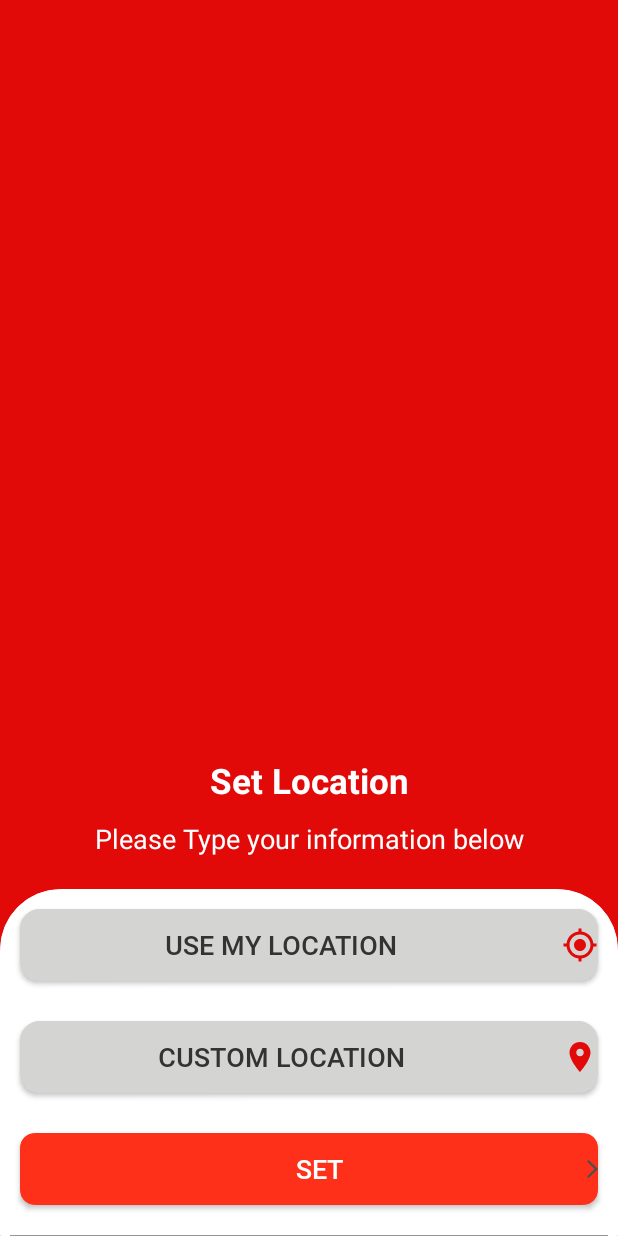
After one commit to Tamal-android/Eria, an Android app: the fragment LocationRequestFragment shown on its own in the app's theme, on a phone screen of 412 x 824 dp. The commit adds this screen. Run offline under Robolectric (Android 15) with nearby library versions, the phone set to English and light mode, and no system bars; our stand-ins replace data binding, sdp/ssp sizes; 3 statements that could not run were skipped.

Commit message:
20/01/2021 push

```diff
--- a/app/src/main/AndroidManifest.xml
+++ b/app/src/main/AndroidManifest.xml
@@ -4,12 +4,16 @@
 
     <uses-permission android:name="android.permission.INTERNET" />
 
+    <uses-permission android:name="android.permission.ACCESS_COARSE_LOCATION"/>
+    <uses-permission android:name="android.permission.ACCESS_FINE_LOCATION"/>
+    <uses-permission android:name="android.permission.ACCESS_NETWORK_STATE" />
     <application
         android:name=".app.EriaApplication"
         android:allowBackup="true"
         android:icon="@drawable/logo"
         android:label="@string/app_name"
         android:roundIcon="@drawable/logo"
+        android:requestLegacyExternalStorage="true"
         android:supportsRtl="true"
         android:theme="@style/Theme.AppCompat.Light.NoActionBar.FullScreen">
 
--- a/app/src/main/java/com/eria/data/model/response/LoginRegisterResponse.kt
+++ b/app/src/main/java/com/eria/data/model/response/LoginRegisterResponse.kt
@@ -9,10 +9,12 @@ class LoginRegisterResponse : BaseResponse() {
     @Expose
     var loginData: LoginRegisterData? = null
 
+    @JvmName("setLoginData1")
     fun setLoginData(loginData: LoginRegisterData?) {
         this.loginData = loginData
     }
 
+    @JvmName("getLoginData1")
     fun getLoginData(): LoginRegisterData? {
         return loginData
     }
--- a/app/src/main/java/com/eria/ui/base/BaseActivity.kt
+++ b/app/src/main/java/com/eria/ui/base/BaseActivity.kt
@@ -41,6 +41,7 @@ open class BaseActivity : AppCompatActivity() {
             "Would you mind to turn GPS on? Please turn the GPS on."
         )
     }
+
 
     protected open fun getLocationManager(): LocationManager? {
         return locationManager
@@ -158,7 +159,7 @@ open class BaseActivity : AppCompatActivity() {
         try {
             val inputMethodManager =
                 getSystemService(Activity.INPUT_METHOD_SERVICE) as InputMethodManager
-            inputMethodManager.hideSoftInputFromWindow(this.currentFocus!!.windowToken, 0)
+            inputMethodManager!!.hideSoftInputFromWindow(this.currentFocus!!.windowToken, 0)
         } catch (e: Exception) {
             e.printStackTrace()
         }
--- /dev/null
+++ b/app/src/main/java/com/eria/ui/fragment/LocationRequestFragment.kt
@@ -0,0 +1,224 @@
+package com.eria.ui.fragment
+
+import android.Manifest
+import android.content.Intent
+import android.content.pm.PackageManager
+import android.location.Location
+import android.net.Uri
+import android.os.Build
+import android.os.Bundle
+import android.provider.Settings
+import android.util.Log
+import android.view.LayoutInflater
+import android.view.View
+import android.view.ViewGroup
+import android.widget.Toast
+import androidx.core.app.ActivityCompat
+import androidx.databinding.DataBindingUtil
+import androidx.fragment.app.Fragment
+import com.dc.dlocation.listener.LocationListener
+import com.eria.R
+import com.eria.databinding.FragmentLocationRequestBinding
+import com.eria.ui.base.HomeBaseActivity
+import com.google.android.gms.location.FusedLocationProviderClient
+import com.google.android.gms.location.LocationServices
+
+class LocationRequestFragment : Fragment(), View.OnClickListener, LocationListener {
+
+    private lateinit var binding: FragmentLocationRequestBinding
+    private var baseActivity: HomeBaseActivity? = null
+    private var fusedLocationClient: FusedLocationProviderClient? = null
+
+    companion object {
+        fun newInstance(): LocationRequestFragment {
+            return LocationRequestFragment()
+        }
+
+        private val TAG = "LocationProvider"
+        private val REQUEST_PERMISSIONS_REQUEST_CODE = 34
+    }
+
+    override fun onCreate(savedInstanceState: Bundle?) {
+        super.onCreate(savedInstanceState)
+        baseActivity = requireActivity() as HomeBaseActivity
+    }
+
+    override fun onCreateView(
+        inflater: LayoutInflater,
+        container: ViewGroup?,
+        savedInstanceState: Bundle?
+    ): View? {
+        binding = DataBindingUtil.inflate(inflater, R.layout.fragment_location_request, container, false)
+        return binding.root
+    }
+
+    override fun onViewCreated(view: View, savedInstanceState: Bundle?) {
+        super.onViewCreated(view, savedInstanceState)
+        baseActivity?.showHeader(true)
+        baseActivity?.setToolbarTitle("Set Location")
+        binding.btnMyLocation.setOnClickListener(this)
+        binding.btnCustomLocation.setOnClickListener(this)
+        fusedLocationClient = LocationServices.getFusedLocationProviderClient(requireActivity())
+        if (!checkPermissions()) {
+            if (Build.VERSION.SDK_INT >= Build.VERSION_CODES.M) {
+                requestPermissions()
+            }
+        }
+    }
+
+    private fun getCurrentLocation() {
+        baseActivity!!.initLocation(this)
+        baseActivity!!.getLocation()
+        //showToast(homeBaseActivity.getLocation().toString())
+    }
+    private fun checkPermissions(): Boolean {
+        val permissionState = ActivityCompat.checkSelfPermission(
+            requireContext(),
+            Manifest.permission.ACCESS_COARSE_LOCATION
+        )
+        return permissionState == PackageManager.PERMISSION_GRANTED
+    }
+    override fun onRequestPermissionsResult(
+        requestCode: Int,
+        permissions: Array<out String>,
+        grantResults: IntArray
+    ) {
+        super.onRequestPermissionsResult(requestCode, permissions, grantResults)
+
+        if (requestCode == REQUEST_PERMISSIONS_REQUEST_CODE) {
+            when {
+                grantResults.isEmpty() -> {
+                    // If user interaction was interrupted, the permission request is cancelled and you
+                    // receive empty arrays.
+                    Log.i(TAG, "User interaction was cancelled.")
+                }
+                grantResults[0] == PackageManager.PERMISSION_GRANTED -> {
+                    // Permission granted.
+                    getLastLocation()
+                }
+                else -> {
+                    showSnackbar("Permission was denied", "Settings",
+                        View.OnClickListener {
+                            // Build intent that displays the App settings screen.
+                            val intent = Intent()
+                            intent.action = Settings.ACTION_APPLICATION_DETAILS_SETTINGS
+                            val uri = Uri.fromParts(
+                                "package",
+                                Build.DISPLAY, null
+                            )
+                            intent.data = uri
+                            intent.flags = Intent.FLAG_ACTIVITY_NEW_TASK
+                            startActivity(intent)
+                        }
+                    )
+                }
+            }
+        }
+    }
+    private fun requestPermissions() {
+        val shouldProvideRationale = ActivityCompat.shouldShowRequestPermissionRationale(
+            requireActivity(),
+            Manifest.permission.ACCESS_COARSE_LOCATION
+        )
+        if (shouldProvideRationale) {
+            Log.i(TAG, "Displaying permission rationale to provide additional context.")
+            showSnackbar("Location permission is needed for core functionality", "Okay",
+                View.OnClickListener {
+                    startLocationPermissionRequest()
+                })
+        }
+        else {
+            Log.i(TAG, "Requesting permission")
+            startLocationPermissionRequest()
+        }
+    }
+
+    private fun getLastLocation() {
+        if (ActivityCompat.checkSelfPermission(
+                requireContext(),
+                Manifest.permission.ACCESS_FINE_LOCATION
+            ) != PackageManager.PERMISSION_GRANTED && ActivityCompat.checkSelfPermission(
+                requireContext(),
+                Manifest.permission.ACCESS_COARSE_LOCATION
+            ) != PackageManager.PERMISSION_GRANTED
+        ) {
+            // TODO: Consider calling
+            //    ActivityCompat#requestPermissions
+            // here to request the missing permissions, and then overriding
+            //   public void onRequestPermissionsResult(int requestCode, String[] permissions,
+            //                                          int[] grantResults)
+            // to handle the case where the user grants the permission. See the documentation
+            // for ActivityCompat#requestPermissions for more details.
+            return
+        }
+        fusedLocationClient?.lastLocation!!.addOnCompleteListener(requireActivity()) { task ->
+            if (task.isSuccessful && task.result != null) {
+
+                showMessage(task.result!!.latitude.toString()+"  "+task.result!!.longitude.toString())
+                //lastLocation = task.result
+              //  latitudeText!!.text = latitudeLabel + ": " + (lastLocation)!!.latitude
+              //  longitudeText!!.text = longitudeLabel + ": " + (lastLocation)!!.longitude
+            }
+            else {
+                Log.w(TAG, "getLastLocation:exception", task.exception)
+                showMessage("No location detected. Make sure location is enabled on the device.",)
+            }
+        }
+    }
+
+    private fun showMessage(string: String) {
+        Toast.makeText(requireContext(), string, Toast.LENGTH_LONG).show()
+    }
+    private fun showSnackbar(
+        mainTextStringId: String, actionStringId: String,
+        listener: View.OnClickListener
+    ) {
+        Toast.makeText(requireContext(), mainTextStringId, Toast.LENGTH_LONG).show()
+    }
+    private fun startLocationPermissionRequest() {
+        ActivityCompat.requestPermissions(
+            requireActivity(),
+            arrayOf(Manifest.permission.ACCESS_COARSE_LOCATION),
+            REQUEST_PERMISSIONS_REQUEST_CODE
+        )
+    }
+    override fun onClick(v: View?) {
+        when (v?.id) {
+
+            R.id.btn_MyLocation-> {
+
+            }
+            R.id.btn_CustomLocation-> {
+
+            }
+        }
+    }
+
+    override fun onProcessTypeChanged(processType: Int) {
+        TODO("Not yet implemented")
+    }
+
+    override fun onLocationChanged(location: Location?) {
+        TODO("Not yet implemented")
+    }
+
+    override fun onLocationFailed(type: Int) {
+        TODO("Not yet implemented")
+    }
+
+    override fun onPermissionGranted(alreadyHadPermission: Boolean) {
+        TODO("Not yet implemented")
+    }
+
+    override fun onStatusChanged(provider: String?, status: Int, extras: Bundle?) {
+        TODO("Not yet implemented")
+    }
+
+    override fun onProviderEnabled(provider: String?) {
+        TODO("Not yet implemented")
+    }
+
+    override fun onProviderDisabled(provider: String?) {
+        TODO("Not yet implemented")
+    }
+}
--- /dev/null
+++ b/app/src/main/res/drawable/ic_location.xml
@@ -0,0 +1,5 @@
+<vector android:height="24dp" android:tint="#E10A09"
+    android:viewportHeight="24" android:viewportWidth="24"
+    android:width="24dp" xmlns:android="http://schemas.android.com/apk/res/android">
+    <path android:fillColor="@android:color/white" android:pathData="M12,2C8.13,2 5,5.13 5,9c0,5.25 7,13 7,13s7,-7.75 7,-13c0,-3.87 -3.13,-7 -7,-7zM12,11.5c-1.38,0 -2.5,-1.12 -2.5,-2.5s1.12,-2.5 2.5,-2.5 2.5,1.12 2.5,2.5 -1.12,2.5 -2.5,2.5z"/>
+</vector>
--- /dev/null
+++ b/app/src/main/res/drawable/ic_my_location.xml
@@ -0,0 +1,5 @@
+<vector android:height="24dp" android:tint="#E10A09"
+    android:viewportHeight="24" android:viewportWidth="24"
+    android:width="24dp" xmlns:android="http://schemas.android.com/apk/res/android">
+    <path android:fillColor="@android:color/white" android:pathData="M12,8c-2.21,0 -4,1.79 -4,4s1.79,4 4,4 4,-1.79 4,-4 -1.79,-4 -4,-4zM20.94,11c-0.46,-4.17 -3.77,-7.48 -7.94,-7.94L13,1h-2v2.06C6.83,3.52 3.52,6.83 3.06,11L1,11v2h2.06c0.46,4.17 3.77,7.48 7.94,7.94L11,23h2v-2.06c4.17,-0.46 7.48,-3.77 7.94,-7.94L23,13v-2h-2.06zM12,19c-3.87,0 -7,-3.13 -7,-7s3.13,-7 7,-7 7,3.13 7,7 -3.13,7 -7,7z"/>
+</vector>
--- /dev/null
+++ b/app/src/main/res/layout/fragment_location_request.xml
@@ -0,0 +1,114 @@
+<?xml version="1.0" encoding="utf-8"?>
+<layout xmlns:android="http://schemas.android.com/apk/res/android"
+    xmlns:app="http://schemas.android.com/apk/res-auto"
+    xmlns:tools="http://schemas.android.com/tools">
+
+    <androidx.constraintlayout.widget.ConstraintLayout
+        android:layout_width="match_parent"
+        android:layout_height="match_parent"
+        android:background="@color/red_back"
+        tools:context=".ui.fragment.LocationRequestFragment">
+
+        <androidx.appcompat.widget.LinearLayoutCompat
+            android:id="@+id/llText"
+            android:layout_width="match_parent"
+            android:layout_height="wrap_content"
+            android:orientation="vertical"
+            android:layout_marginBottom="@dimen/_8sdp"
+            app:layout_constraintBottom_toTopOf="@+id/flLocationContainer">
+
+            <!-- TODO: Update blank fragment layout -->
+            <TextView
+                android:layout_width="match_parent"
+                android:layout_height="wrap_content"
+                android:text="@string/set_location"
+                android:textColor="@color/white"
+                android:textSize="@dimen/_18ssp"
+                android:layout_marginBottom="@dimen/_8sdp"
+                android:textStyle="bold"
+                android:textAlignment="center" />
+
+            <TextView
+                android:layout_width="match_parent"
+                android:layout_height="wrap_content"
+                android:text="@string/set_location_sub"
+                android:textColor="@color/white"
+                android:layout_marginBottom="@dimen/_8sdp"
+                android:textSize="@dimen/_14ssp"
+                android:textAlignment="center" />
+
+        </androidx.appcompat.widget.LinearLayoutCompat>
+
+        <FrameLayout
+            android:layout_width="match_parent"
+            android:layout_height="wrap_content"
+            android:background="@color/red_back"
+            android:id="@+id/flLocationContainer"
+            app:layout_constraintBottom_toBottomOf="parent">
+
+            <androidx.appcompat.widget.LinearLayoutCompat
+                android:layout_width="match_parent"
+                android:layout_height="match_parent"
+                android:background="@drawable/background_white_profile"
+                android:orientation="vertical">
+
+                <androidx.appcompat.widget.AppCompatButton
+                    android:layout_width="match_parent"
+                    android:layout_height="wrap_content"
+                    android:id="@+id/btn_MyLocation"
+                    android:layout_margin="@dimen/_10sdp"
+                    android:layout_marginLeft="@dimen/_5sdp"
+                    android:drawableRight="@drawable/ic_my_location"
+                    android:drawablePadding="@dimen/_10sdp"
+                    android:fontFamily="@font/roboto_medium"
+                    android:text="Use My Location"
+                    android:textColor="@color/black_text_color"
+                    android:background="@drawable/bg_ash_background"
+                    android:textSize="@dimen/_14ssp"
+                    app:layout_constraintLeft_toLeftOf="parent"
+                    app:layout_constraintTop_toBottomOf="@+id/banner_image" />
+                <androidx.appcompat.widget.AppCompatButton
+                    android:layout_width="match_parent"
+                    android:layout_height="wrap_content"
+                    android:layout_margin="@dimen/_10sdp"
+                    android:layout_marginLeft="@dimen/_5sdp"
+                    android:id="@+id/btn_CustomLocation"
+                    android:drawableRight="@drawable/ic_location"
+                    android:background="@drawable/bg_ash_background"
+                    android:drawablePadding="@dimen/_10sdp"
+                    android:fontFamily="@font/roboto_medium"
+                    android:text="Custom Location"
+                    android:textColor="@color/black_text_color"
+                    android:textSize="@dimen/_14ssp"
+                    app:layout_constraintLeft_toLeftOf="parent"
+                    app:layout_constraintTop_toBottomOf="@+id/banner_image" />
+                <androidx.appcompat.widget.AppCompatButton
+                    android:layout_width="match_parent"
+                    android:layout_height="wrap_content"
+                    android:layout_margin="@dimen/_10sdp"
+                    android:layout_marginLeft="@dimen/_5sdp"
+                    android:drawableLeft="@drawable/ic_group"
+                    android:drawableRight="@drawable/ic_arrowbackios_baseline"
+                    android:drawablePadding="@dimen/_10sdp"
+                    android:fontFamily="@font/roboto_medium"
+                    android:background="@drawable/bg_red_border"
+                    android:text="Set"
+                    android:textColor="@color/white"
+                    android:textSize="@dimen/_14ssp"
+                    app:layout_constraintLeft_toLeftOf="parent"
+                    app:layout_constraintTop_toBottomOf="@+id/banner_image" />
+
+                <View
+                    android:layout_width="match_parent"
+                    android:layout_height="0.5dp"
+                    android:layout_marginLeft="@dimen/_5sdp"
+                    android:layout_marginTop="@dimen/_5sdp"
+                    android:layout_marginRight="@dimen/_5sdp"
+                    android:background="@color/light_ash"></View>
+
+
+            </androidx.appcompat.widget.LinearLayoutCompat>
+
+        </FrameLayout>
+    </androidx.constraintlayout.widget.ConstraintLayout>
+</layout>
--- a/app/src/main/res/values/colors.xml
+++ b/app/src/main/res/values/colors.xml
@@ -12,7 +12,8 @@
     <color name="black_text_color">#333333</color>
     <color name="red_text_color">#B90504</color>
     <color name="red_back">#E10A09</color>
-    <color name="ash">#F1F1F1</color>
+    <color name="ash">#D4D4D3</color>
+    <color name="white">#FFFFFF</color>
     <color name="light_ash">#959595</color>
 
 </resources>
--- a/app/src/main/res/values/strings.xml
+++ b/app/src/main/res/values/strings.xml
@@ -23,8 +23,9 @@
     <string name="press_again_to_exit">Please press back again to exit</string>
 
     <string name="txt_progress_loading" translatable="false">Please wait...</string>
-
-
+    <!-- TODO: Remove or change this placeholder text -->
+    <string name="set_location">Set Location</string>
+    <string name="set_location_sub">Please Type your information below</string>
 
 
 </resources>
--- a/dependencies.gradle
+++ b/dependencies.gradle
@@ -50,6 +50,7 @@ ext {
 
     //GoogleMap
     googleMapVersion = "17.0.0"
+    googlePlayVersion = "17.1.0"
     googlePlaceVersion = "2.4.0"
     mapUtilsVersion = "2.0.3"
 
@@ -149,6 +150,7 @@ ext {
     mapDependencies = [
             googleMap     : "com.google.android.gms:play-services-maps:${googleMapVersion}",
             googleLocation: "com.google.android.gms:play-services-location:${googleMapVersion}",
+            /*googlePlayLocation: "com.google.android.gms:play-services-location:${googlePlayVersion}",*/
             googlePlaces  : "com.google.android.libraries.places:places:${googlePlaceVersion}",
             mapUtils      : "com.google.maps.android:android-maps-utils:${mapUtilsVersion}"
     ]
```
Also changed, not shown: app/build.gradle (+4 -3 lines), app/src/main/java/com/eria/data/model/response/TopPicksResponse.kt (added, +18 -0 lines), app/src/main/java/com/eria/ui/adapter/TopPicksAdapter.kt (+29 -2 lines), app/src/main/java/com/eria/ui/base/HomeBaseActivity.kt (+2 -5 lines), app/src/main/java/com/eria/ui/fragment/DashboardFragment.kt (+9 -2 lines).
